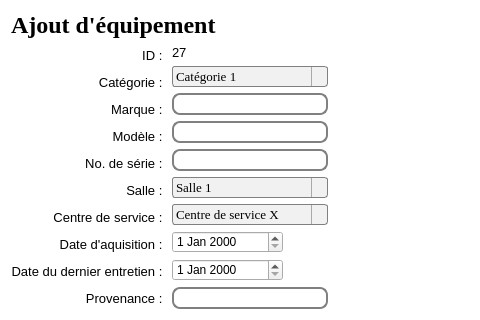
ProjetPC2/SIMM2.0-DEV, file Interface/FenêtresEnUI/AjoutEquipement.ui: the form before one commit; both pictures show x 0 to 480 and y 0 to 320 of the 781 by 765 pixel window.
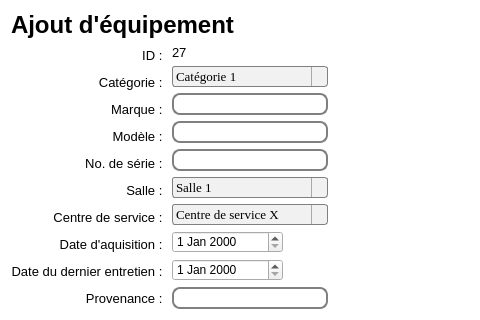
The form after the commit. Icons and pictures are not drawn.

Commit message: Titre de la bonne Police

The edit to the form file:
```diff
--- a/Interface/FenêtresEnUI/AjoutEquipement.ui
+++ b/Interface/FenêtresEnUI/AjoutEquipement.ui
@@ -114,7 +114,7 @@
       <widget class="QLabel" name="titreAjoutEquipement">
        <property name="font">
         <font>
-         <family>Times New Roman</family>
+         <family>MS Shell Dlg 2</family>
          <pointsize>18</pointsize>
          <weight>75</weight>
          <italic>false</italic>
```
